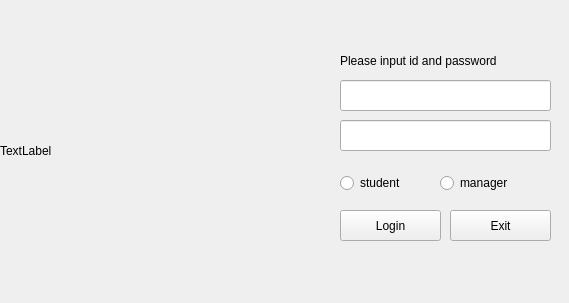
This is mainwindow.ui in nxdong/studentManager as Qt 5 draws it before an edit. The edited form follows.
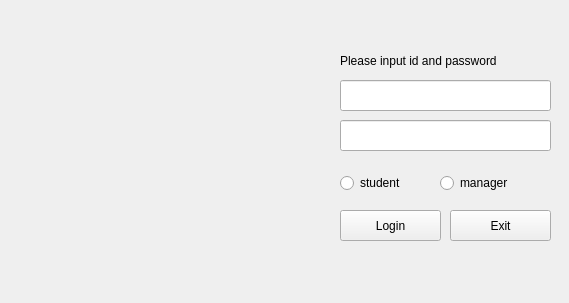
This is the edited form.

The edit to the form file:
```diff
--- a/mainwindow.ui
+++ b/mainwindow.ui
@@ -108,7 +108,7 @@
      </rect>
     </property>
     <property name="text">
-     <string>TextLabel</string>
+     <string/>
     </property>
    </widget>
    <widget class="QLabel" name="label_2">
```
